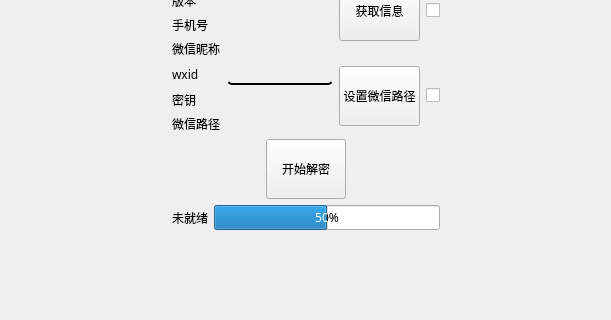
This is app/ui_pc/tool/pc_decrypt/decryptUi.ui in LC044/WeChatMsg as Qt 5 draws it before an edit; both pictures show x 0 to 611 and y 199 to 519 of the 611 by 519 pixel window. The edited form follows.
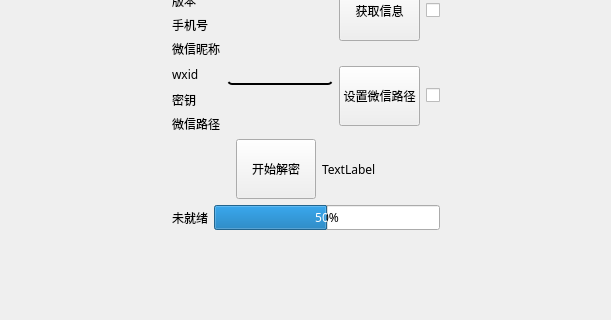
This is the edited form.

What changed in the file:
```diff
--- a/app/ui_pc/tool/pc_decrypt/decryptUi.ui
+++ b/app/ui_pc/tool/pc_decrypt/decryptUi.ui
@@ -319,6 +319,13 @@
                                                     </property>
                                                 </widget>
                                             </item>
+                                            <item>
+                                                <widget class="QLabel" name="label_tip">
+                                                    <property name="text">
+                                                        <string>TextLabel</string>
+                                                    </property>
+                                                </widget>
+                                            </item>
                                             <item>
                                                 <spacer name="horizontalSpacer_2">
                                                     <property name="orientation">
```
